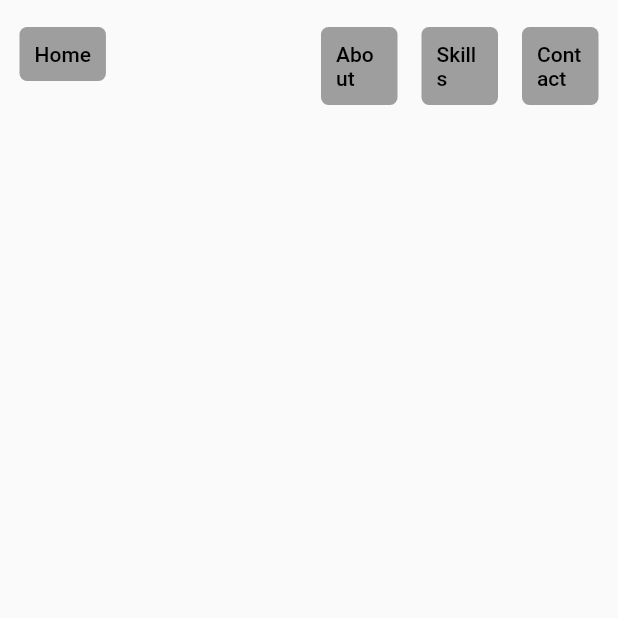
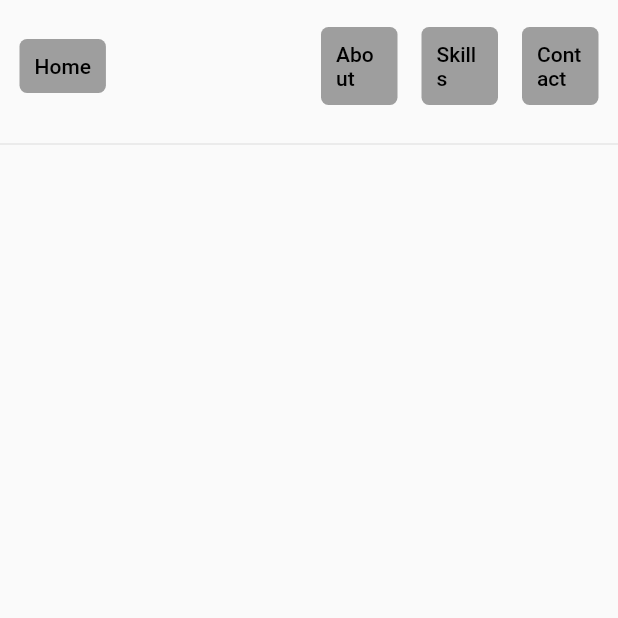
Before and after one commit to sumer-kumar/portfolio_flutter, a Flutter app: the screen it shows after launch, on a phone screen of 412 x 824 dp, the top half of it. Run offline on Flutter 3.47's test engine with Material 2 defaults, Android fonts, the phone set to English and light mode, and no system bars; our stand-ins replace responsive_builder.

Commit message:
updated navigation bar

```diff
--- a/lib/widgets/navigation_bar.dart
+++ b/lib/widgets/navigation_bar.dart
@@ -39,7 +39,9 @@ class _NavigationBarState extends State<NavigationBar> {
       //for large screen
       builder: (context, sizingInformation) {
         if (1 == 1) {
-          return Container(
+          return Column(
+            children: [
+              Container(
                 padding: EdgeInsets.symmetric(vertical: 10, horizontal: 5),
                 width: double.infinity,
                 child: Row(
@@ -50,6 +52,9 @@ class _NavigationBarState extends State<NavigationBar> {
                     Expanded(flex: 1, child: getButton('Contact', () {})),
                   ],
                 ),
+              ),
+              Divider(),
+            ],
           );
         }
         //for mobile screem
```
Lines whose indentation alone changed are shown as unchanged.
